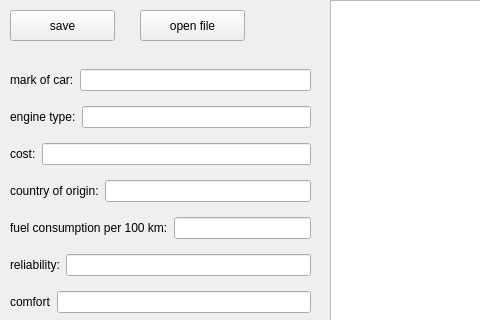
mkhalez/final_version_lab_2_task_2, file mainwindow.ui: the form before one commit; both pictures show x 0 to 480 and y 0 to 320 of the 1514 by 743 pixel window.
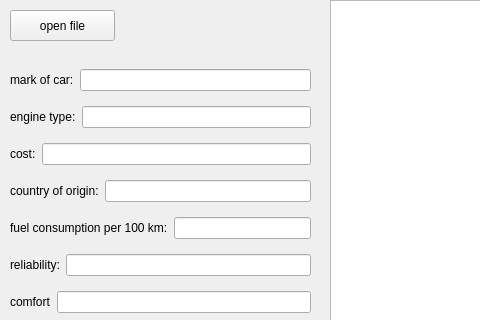
The form after the commit.

The edit to the form file:
```diff
--- a/mainwindow.ui
+++ b/mainwindow.ui
@@ -252,23 +252,10 @@
      </rect>
     </property>
    </widget>
-   <widget class="QPushButton" name="saveButton">
-    <property name="geometry">
-     <rect>
-      <x>10</x>
-      <y>10</y>
-      <width>105</width>
-      <height>31</height>
-     </rect>
-    </property>
-    <property name="text">
-     <string>save</string>
-    </property>
-   </widget>
    <widget class="QPushButton" name="openButton">
     <property name="geometry">
      <rect>
-      <x>140</x>
+      <x>10</x>
       <y>10</y>
       <width>105</width>
       <height>31</height>
```
